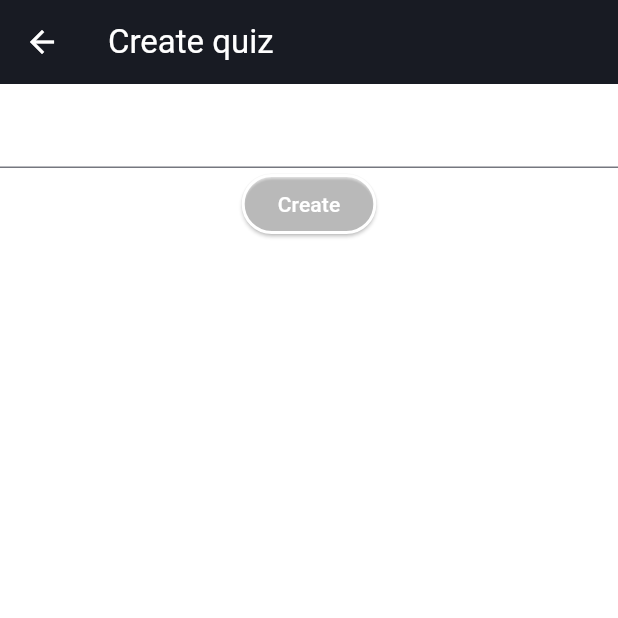
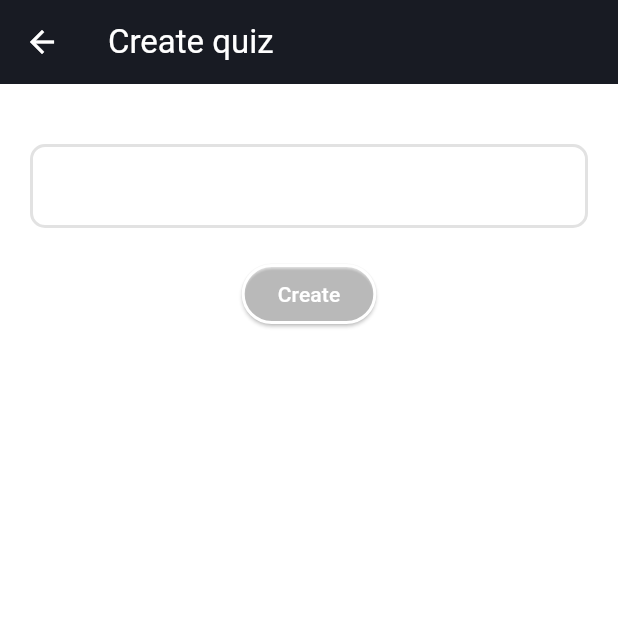
Before and after one commit to simonadamgyula/quizApplication, a Flutter app: the QuizAddPage screen opened directly, on a phone screen of 412 x 824 dp, the top half of it. Run offline on Flutter 3.47's test engine with Material 3 defaults, Android fonts, the light colour scheme and no system bars; our stand-ins replace flutter_expandable_fab, flutter_svg, shared_preferences; missing offline and left inert: mobkit_dashed_border, session_storage; accounts and stored records are empty; network calls fail; project files that could hold a hidden picture were left out.

Commit message:
ui styling + small ux improvements

```diff
--- a/quizApp/lib/pages/quiz_add.dart
+++ b/quizApp/lib/pages/quiz_add.dart
@@ -36,14 +36,42 @@ class QuizCreateForm extends StatelessWidget {
 
   @override
   Widget build(BuildContext context) {
-    return Form(
+    return Padding(
+      padding: const EdgeInsets.symmetric(
+        vertical: 40,
+        horizontal: 20,
+      ),
+      child: Form(
         key: _formKey,
         child: Column(
           children: [
             TextFormField(
               controller: nameController,
-            decoration: const InputDecoration(
-                labelText: "Name", labelStyle: TextStyle(color: Colors.white)),
+              decoration: InputDecoration(
+                labelText: "Name",
+                labelStyle: const TextStyle(color: Colors.white),
+                border: OutlineInputBorder(
+                  borderSide: BorderSide(
+                    color: (Colors.grey).withOpacity(0.2),
+                    width: 2,
+                  ),
+                  borderRadius: BorderRadius.circular(10),
+                ),
+                focusedBorder: OutlineInputBorder(
+                  borderSide: BorderSide(
+                    color: Colors.grey.withOpacity(0.3),
+                    width: 2,
+                  ),
+                  borderRadius: BorderRadius.circular(10),
+                ),
+                enabledBorder: OutlineInputBorder(
+                  borderSide: BorderSide(
+                    color: Colors.grey.withOpacity(0.3),
+                    width: 2,
+                  ),
+                  borderRadius: BorderRadius.circular(10),
+                ),
+              ),
               style: const TextStyle(color: Colors.white),
               validator: (value) {
                 if (value == null || value.isEmpty) {
@@ -53,7 +81,9 @@ class QuizCreateForm extends StatelessWidget {
                 return null;
               },
             ),
-          ElevatedButton(
+            Padding(
+              padding: const EdgeInsets.all(20),
+              child: ElevatedButton(
                   onPressed: () async {
                     if (!_formKey.currentState!.validate()) {
                       return;
@@ -63,7 +93,11 @@ class QuizCreateForm extends StatelessWidget {
                     Color currentColor = colors[random.nextInt(colors.length)];
 
                     final response = await sendApiRequest(
-                    "/quiz/new", {"name": nameController.text},
+                        "/quiz/new",
+                        {
+                          "name": nameController.text,
+                          "color": currentColor.value,
+                        },
                         authToken: Session().getToken());
 
                     if (response.statusCode != 200) {
@@ -96,8 +130,10 @@ class QuizCreateForm extends StatelessWidget {
                     style: TextStyle(
                       color: Colors.white,
                     ),
-              ))
+                  )),
+            )
           ],
+        ),
       ),
     );
   }
--- a/quizApp/lib/quiz.dart
+++ b/quizApp/lib/quiz.dart
@@ -10,6 +10,7 @@ class Quiz {
     required this.owner,
     required this.id,
     required this.maxPoints,
+    required this.color,
   });
 
   final int id;
@@ -17,6 +18,7 @@ class Quiz {
   final String owner;
   final int maxPoints;
   List<Question> questions = [];
+  final int color;
 
   Future<void> loadQuestions() async {
     final response = await sendApiRequest(
@@ -46,12 +48,14 @@ class Quiz {
         "name": String name,
         "user_id": String owner,
         "max_points": String maxPoints,
+        "color": String color,
       } =>
         Quiz(
           name: name,
           owner: owner,
           id: int.parse(id),
           maxPoints: int.parse(maxPoints),
+          color: int.parse(color),
         ),
       _ => throw const FormatException('Failed to load quiz.'),
     };
```
Also changed, not shown: quizApp/lib/pages/main.dart (+31 -18 lines), quizApp/lib/pages/question_edit.dart (+61 -7 lines), quizApp/lib/pages/quiz_edit.dart (+49 -2 lines). Lines whose indentation alone changed are shown as unchanged.
